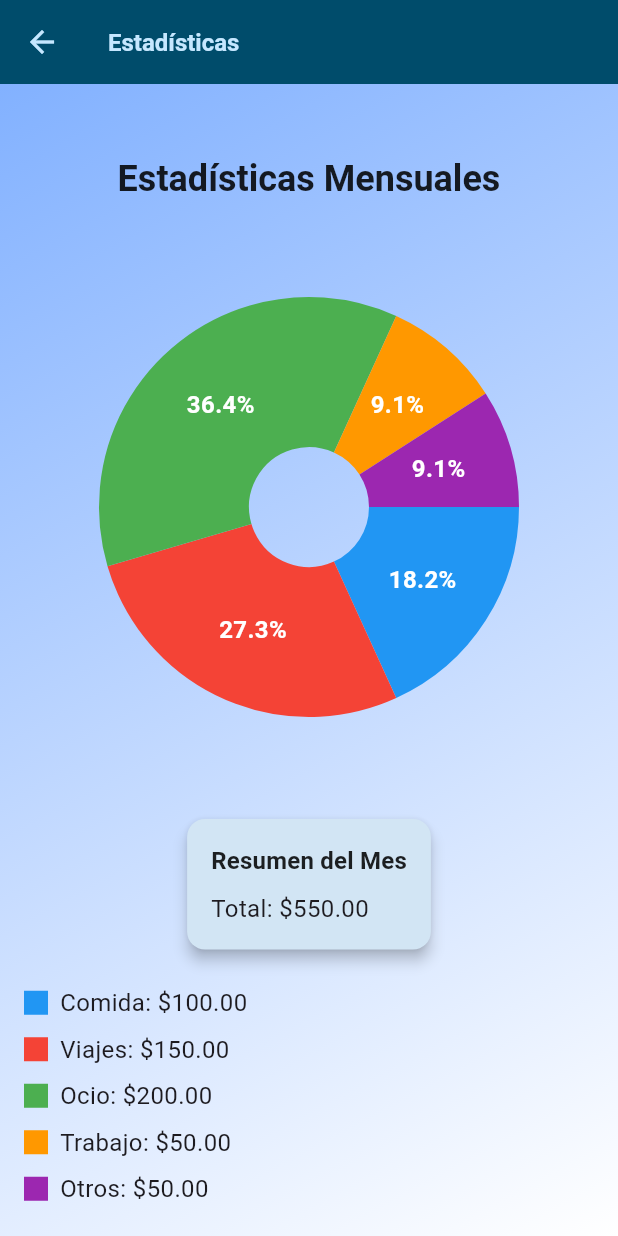
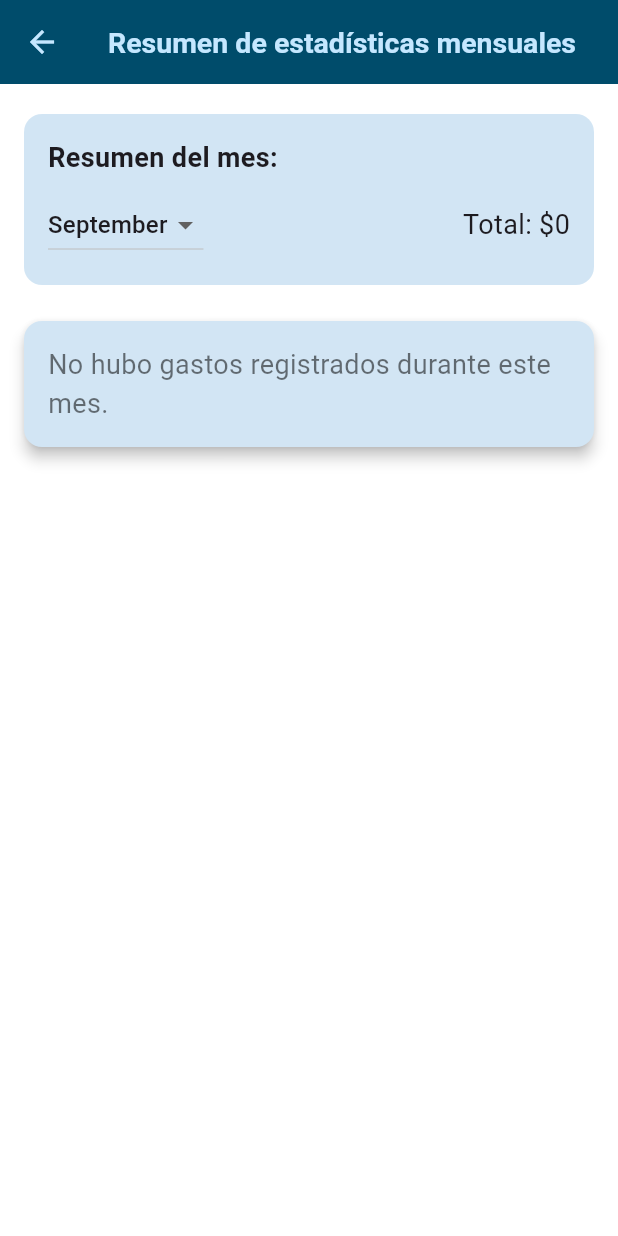
Before and after one commit to cvlciifer/app_wallet, a Flutter app: the screen it shows after launch, in the side drawer, after a tap on "Estadisticas", on a phone screen of 412 x 824 dp. Run offline on Flutter 3.47's test engine with Material 3 defaults, Android fonts, the phone set to English and light mode, and no system bars; drawn by our look-alikes of fl_chart; our stand-ins replace cloud_firestore, firebase_core; accounts and stored records are empty.

Commit message:
connect estadistic screen

```diff
--- a/lib/models/expense.dart
+++ b/lib/models/expense.dart
@@ -6,14 +6,15 @@ final formatter = DateFormat.yMd();
 
 const uuid = Uuid();
 
-enum Category { comida, viajes, ocio, trabajo, categoria }
+enum Category { comida, viajes, ocio, trabajo, salud , servicios}
 
 const categoryIcons = {
   Category.comida: Icons.lunch_dining,
   Category.viajes: Icons.flight_takeoff,
   Category.ocio: Icons.movie,
   Category.trabajo: Icons.work,
-  Category.categoria: Icons.insert_emoticon,
+  Category.salud: Icons.health_and_safety,
+  Category.servicios: Icons.design_services,
 };
 
 class Expense {
--- a/lib/screens/estadisticas_screen.dart
+++ b/lib/screens/estadisticas_screen.dart
@@ -1,21 +1,68 @@
 import 'package:flutter/material.dart';
 import 'package:fl_chart/fl_chart.dart';
 import 'package:app_wallet/screens/expenses.dart';
+import 'package:app_wallet/models/expense.dart';
+import 'package:intl/intl.dart';
 
-class EstadisticasScreen extends StatelessWidget {
+class EstadisticasScreen extends StatefulWidget {
+  final List<Expense> expenses;
+
+  EstadisticasScreen({Key? key, required this.expenses}) : super(key: key);
+
+  @override
+  _EstadisticasScreenState createState() => _EstadisticasScreenState();
+}
+
+class _EstadisticasScreenState extends State<EstadisticasScreen> {
+  double chartAngle = 0.0; // Ángulo inicial del gráfico
+  int selectedMonth = DateTime.now().month; // Mes seleccionado
+
+  // Mapa de iconos para cada categoría
+  final Map<String, IconData> categoryIcons = {
+    'comida': Icons.lunch_dining,
+    'viajes': Icons.flight_takeoff,
+    'ocio': Icons.movie,
+    'trabajo': Icons.work,
+    'salud': Icons.health_and_safety,
+    'servicios': Icons.design_services,
+  };
+
+  String formatNumber(double value) {
+    final formatter = NumberFormat('#,##0', 'es');
+    return '\$${formatter.format(value)}'; // Añade el símbolo $
+  }
+
   @override
   Widget build(BuildContext context) {
-    final List<Map<String, dynamic>> data = [
-      {'category': 'Comida', 'amount': 100.0},
-      {'category': 'Viajes', 'amount': 150.0},
-      {'category': 'Ocio', 'amount': 200.0},
-      {'category': 'Trabajo', 'amount': 50.0},
-      {'category': 'Otros', 'amount': 50.0},
-    ];
+    // Filtrar gastos por mes
+    final filteredExpenses = widget.expenses.where((expense) {
+      final expenseDate = expense.date; // Suponiendo que Expense tiene un campo 'date'
+      return expenseDate.month == selectedMonth;
+    }).toList();
+
+    // Agrupar gastos por categoría
+    final expenseBuckets = Category.values.map((category) {
+      return ExpenseBucket.forCategory(filteredExpenses, category);
+    }).toList();
+
+    // Filtrar solo las categorías que tienen gastos
+    final data = expenseBuckets
+        .where((bucket) => bucket.totalExpenses > 0)
+        .map((bucket) {
+      return {
+        'category': bucket.category.name,
+        'amount': bucket.totalExpenses as double,
+      };
+    }).toList();
 
     return Scaffold(
       appBar: AppBar(
-        title: const Text('Estadísticas'),
+        title: const Text(
+          'Resumen de estadísticas mensuales',
+          style: TextStyle(
+              fontSize: 19,
+              fontWeight: FontWeight.bold),
+        ),
         leading: IconButton(
           icon: const Icon(Icons.arrow_back),
           onPressed: () {
@@ -28,38 +75,84 @@ class EstadisticasScreen extends StatelessWidget {
         ),
       ),
       body: Container(
-        decoration: BoxDecoration(
-          gradient: LinearGradient(
-            colors: [
-              Colors.blueAccent.shade100,
-              Colors.white,
-            ],
-            begin: Alignment.topLeft,
-            end: Alignment.bottomRight,
-          ),
-        ),
+        color: Colors.white,
         padding: const EdgeInsets.all(16.0),
         child: Column(
           crossAxisAlignment: CrossAxisAlignment.center,
           children: [
-            // Título en la parte superior centrado y un poco más abajo
-            const SizedBox(height: 32.0),
-            Center(
-              child: Text(
-                'Estadísticas Mensuales',
-                style: Theme.of(context).textTheme.titleLarge?.copyWith(
-                      fontWeight: FontWeight.bold,
-                      fontSize: 24,
-                      color: Colors.black87,
+            Card(
+              elevation: 0,
+              margin: const EdgeInsets.symmetric(vertical: 4.0),
+              child: Padding(
+                padding: const EdgeInsets.all(16.0),
+                child: Column(
+                  crossAxisAlignment: CrossAxisAlignment.start,
+                  children: [
+                    const Text(
+                      'Resumen del mes:',
+                      style: TextStyle(fontSize: 18, fontWeight: FontWeight.bold),
+                    ),
+                    const SizedBox(height: 8.0),
+                    Row(
+                      mainAxisAlignment: MainAxisAlignment.spaceBetween,
+                      children: [
+                        DropdownButton<int>(
+                          value: selectedMonth,
+                          items: List.generate(12, (index) {
+                            return DropdownMenuItem(
+                              value: index + 1,
+                              child: Text(DateFormat('MMMM')
+                                  .format(DateTime(0, index + 1))),
+                            );
+                          }),
+                          onChanged: (value) {
+                            setState(() {
+                              selectedMonth = value!;
+                            });
+                          },
+                        ),
+                        Text(
+                          'Total: ${formatNumber(data.fold(0.0, (sum, item) => sum + (item['amount'] as double)))}',
+                          style: const TextStyle(fontSize: 18),
+                        ),
+                      ],
+                    ),
+                  ],
                 ),
               ),
             ),
-            // Espacio entre el título y el gráfico
             const SizedBox(height: 16.0),
-            // Gráfico de pastel
-            Expanded(
+            Card(
+              elevation: 4,
+              margin: const EdgeInsets.symmetric(vertical: 4.0),
               child: Padding(
-                padding: const EdgeInsets.all(8.0),
+                padding: const EdgeInsets.all(16.0),
+                child: filteredExpenses.isEmpty
+                    ? const Center(
+                        child: Text(
+                          'No hubo gastos registrados durante este mes.',
+                          style: TextStyle(fontSize: 18, color: Colors.black54),
+                        ),
+                      )
+                    : Column(
+                        crossAxisAlignment: CrossAxisAlignment.start,
+                        children: [
+                          const Text(
+                            'Gráfico porcentual:',
+                            style: TextStyle(
+                                fontSize: 18, fontWeight: FontWeight.bold),
+                          ),
+                          const SizedBox(height: 16.0),
+                          GestureDetector(
+                            onPanUpdate: (details) {
+                              setState(() {
+                                chartAngle += details.delta.dx * 0.01;
+                              });
+                            },
+                            child: Transform.rotate(
+                              angle: chartAngle,
+                              child: SizedBox(
+                                height: 300,
                                 child: PieChart(
                                   PieChartData(
                                     sections: _getPieChartSections(data),
@@ -70,53 +163,26 @@ class EstadisticasScreen extends StatelessWidget {
                                 ),
                               ),
                             ),
-            const SizedBox(height: 8.0),
-            // Resumen de Datos
-            Padding(
-              padding: const EdgeInsets.symmetric(vertical: 8.0),
-              child: Card(
-                elevation: 4,
-                margin: const EdgeInsets.symmetric(vertical: 4.0),
-                child: Padding(
-                  padding: const EdgeInsets.all(16.0),
-                  child: Column(
-                    crossAxisAlignment: CrossAxisAlignment.start,
-                    children: [
-                      Text(
-                        'Resumen del Mes',
-                        style:
-                            Theme.of(context).textTheme.titleMedium?.copyWith(
-                                  fontWeight: FontWeight.bold,
-                                  fontSize: 16,
-                                  color: Colors.black87,
                           ),
-                      ),
-                      const SizedBox(height: 8.0),
-                      Text(
-                        'Total: \$${data.fold(0.0, (sum, item) => sum + item['amount']).toStringAsFixed(2)}',
-                        style: TextStyle(fontSize: 16),
-                      ),
+                          const SizedBox(height: 16.0),
+                          ..._getCategoryTexts(data),
                         ],
                       ),
               ),
             ),
-            ),
-            const SizedBox(height: 8.0),
-            // Lista de categorías
-            ..._getCategoryTexts(data),
           ],
         ),
       ),
     );
   }
 
-  List<PieChartSectionData> _getPieChartSections(
-      List<Map<String, dynamic>> data) {
-    final total = data.fold(0.0, (sum, item) => sum + item['amount']);
+  List<PieChartSectionData> _getPieChartSections(List<Map<String, dynamic>> data) {
+    final total =
+        data.fold(0.0, (sum, item) => sum + (item['amount'] as double));
 
     return data.map((item) {
-      final category = item['category'];
-      final amount = item['amount'];
+      final category = item['category'] as String;
+      final amount = item['amount'] as double;
       final percentage = (amount / total) * 100;
 
       return PieChartSectionData(
@@ -135,16 +201,18 @@ class EstadisticasScreen extends StatelessWidget {
 
   Color _getCategoryColor(String category) {
     switch (category) {
-      case 'Comida':
+      case 'comida':
         return Colors.blue;
-      case 'Viajes':
+      case 'viajes':
         return Colors.red;
-      case 'Ocio':
+      case 'ocio':
         return Colors.green;
-      case 'Trabajo':
+      case 'trabajo':
         return Colors.orange;
-      case 'Otros':
+      case 'salud':
         return Colors.purple;
+      case 'servicios':
+        return Colors.amber;
       default:
         return Colors.grey;
     }
@@ -152,22 +220,22 @@ class EstadisticasScreen extends StatelessWidget {
 
   List<Widget> _getCategoryTexts(List<Map<String, dynamic>> data) {
     return data.map((item) {
-      final category = item['category'];
-      final amount = item['amount'];
+      final category = item['category'] as String;
+      final amount = item['amount'] as double;
 
       return Padding(
         padding: const EdgeInsets.symmetric(vertical: 4.0),
         child: Row(
           children: [
-            Container(
-              width: 16,
-              height: 16,
+            Icon(
+              categoryIcons[category],
+              size: 20, // Cambia el tamaño aquí
               color: _getCategoryColor(category),
             ),
             const SizedBox(width: 8),
             Text(
-              '$category: \$${amount.toStringAsFixed(2)}',
-              style: TextStyle(fontSize: 16),
+              '$category: ${formatNumber(amount)}',
+              style: const TextStyle(fontSize: 16),
             ),
           ],
         ),
@@ -175,17 +243,3 @@ class EstadisticasScreen extends StatelessWidget {
     }).toList();
   }
 }
-
-class HomeScreen extends StatelessWidget {
-  @override
-  Widget build(BuildContext context) {
-    return Scaffold(
-      appBar: AppBar(
-        title: const Text('Pantalla Principal'),
-      ),
-      body: const Center(
-        child: Text('Página Principal'),
-      ),
-    );
-  }
-}
--- a/lib/screens/filtros.dart
+++ b/lib/screens/filtros.dart
@@ -99,7 +99,7 @@ class _FiltersScreenState extends State<FiltersScreen> {
         leading: IconButton(
           icon: const Icon(Icons.arrow_back),
           onPressed: () {
-            Navigator.of(context).pop(_getActiveFilters()); // Guardar filtros (o todos activados si no hay seleccionados)
+            Navigator.of(context).pop(_getActiveFilters()); // Guardar filtros
           },
         ),
       ),
@@ -124,6 +124,8 @@ class _FiltersScreenState extends State<FiltersScreen> {
                     color: Theme.of(context).colorScheme.onBackground,
                   ),
             ),
+            secondary: Icon(categoryIcons[category], // Ícono correspondiente
+                color: Theme.of(context).colorScheme.onBackground),
             activeColor: Theme.of(context).colorScheme.tertiary,
             contentPadding: const EdgeInsets.only(left: 34, right: 22),
           );
--- a/lib/widgets/chart/chart.dart
+++ b/lib/widgets/chart/chart.dart
@@ -20,7 +20,8 @@ class Chart extends StatelessWidget {
       ExpenseBucket.forCategory(expenses, Category.ocio),
       ExpenseBucket.forCategory(expenses, Category.viajes),
       ExpenseBucket.forCategory(expenses, Category.trabajo),
-      ExpenseBucket.forCategory(expenses, Category.categoria),
+      ExpenseBucket.forCategory(expenses, Category.salud),
+      ExpenseBucket.forCategory(expenses, Category.servicios),
     ];
   }
 
@@ -50,6 +51,8 @@ class Chart extends StatelessWidget {
         return const Color(0xFF88B0BF);
       case Category.trabajo:
         return const Color.fromARGB(255, 11, 106, 128);
+      case Category.servicios:
+        return Color.fromARGB(255, 65, 154, 159);
       default:
         return const Color.fromARGB(255, 12, 140, 187);
     }
@@ -68,6 +71,16 @@ class Chart extends StatelessWidget {
       ),
       child: Column(
         children: [
+          // Título del gráfico
+          const Text(
+            'Categorías v/s Cantidad',
+            style: TextStyle(
+              fontSize: 18,
+              fontWeight: FontWeight.bold,
+              color: Color.fromARGB(255, 8, 64, 110),
+            ),
+          ),
+          const SizedBox(height: 10), // Espacio entre el título y el gráfico
           Expanded(
             child: Row(
               crossAxisAlignment: CrossAxisAlignment.end,
@@ -148,8 +161,7 @@ class Chart extends StatelessWidget {
                     ),
               ),
               Text(
-                formatNumber(
-                    totalExpenses), // El método formatNumber ya lo añade
+                formatNumber(totalExpenses), // El método formatNumber ya lo añade
                 style: Theme.of(context).textTheme.titleMedium!.copyWith(
                       fontWeight: FontWeight.bold,
                       color: const Color.fromARGB(255, 8, 64, 110),
--- a/lib/widgets/chart/chart_bar.dart
+++ b/lib/widgets/chart/chart_bar.dart
@@ -53,7 +53,7 @@ class ChartBar extends StatelessWidget {
   @override
   Widget build(BuildContext context) {
     return Padding(
-      padding: const EdgeInsets.symmetric(horizontal: 20), // Ajuste del padding horizontal
+      padding: const EdgeInsets.symmetric(horizontal: 16), // Ajuste del padding horizontal
       child: FractionallySizedBox(
         heightFactor: fill, // De 0 a 1
         child: DecoratedBox(
--- a/lib/widgets/expenses_list/expense_item.dart
+++ b/lib/widgets/expenses_list/expense_item.dart
@@ -19,7 +19,7 @@ class ExpenseItem extends StatelessWidget {
       child: Padding(
         padding: const EdgeInsets.symmetric(
           horizontal: 20,
-          vertical: 16,
+          vertical: 15,
         ),
         child: Column(
           crossAxisAlignment: CrossAxisAlignment.start,
--- a/lib/widgets/main_drawer.dart
+++ b/lib/widgets/main_drawer.dart
@@ -1,11 +1,17 @@
 import 'package:flutter/material.dart';
 import 'package:app_wallet/screens/estadisticas_screen.dart';
 import 'package:app_wallet/services_bd/firebase_Service.dart';
+import 'package:app_wallet/models/expense.dart'; // Asegúrate de importar el modelo Expense
 
 class MainDrawer extends StatelessWidget {
-  const MainDrawer({super.key, required this.onSelectScreen});
+  const MainDrawer({
+    super.key,
+    required this.onSelectScreen,
+    required this.expenses, // Añadir este parámetro
+  });
 
   final void Function(String identifier) onSelectScreen;
+  final List<Expense> expenses; // Variable para almacenar la lista de gastos
 
   @override
   Widget build(BuildContext context) {
@@ -46,7 +52,7 @@ class MainDrawer extends StatelessWidget {
           ),
           ListTile(
             leading: Icon(
-              Icons.money_off,
+              Icons.change_circle_outlined,
               size: 26,
               color: Theme.of(context).colorScheme.onBackground,
             ),
@@ -78,7 +84,8 @@ class MainDrawer extends StatelessWidget {
               onSelectScreen('estadisticas');
               Navigator.of(context).push(
                 MaterialPageRoute(
-                  builder: (ctx) => EstadisticasScreen(),
+                  builder: (ctx) => EstadisticasScreen(
+                      expenses: expenses), // Pasar la lista de gastos
                 ),
               );
             },
@@ -107,7 +114,7 @@ class MainDrawer extends StatelessWidget {
                   showDialog(
                     context: context,
                     builder: (context) => AlertDialog(
-                      title: const Text('Tu consejo<3'),
+                      title: const Text('Tu consejo diario'),
                       content: Text(
                           consejoData['consejo'] ?? 'Consejo no disponible'),
                       actions: <Widget>[
--- a/pubspec.yaml
+++ b/pubspec.yaml
@@ -35,11 +35,13 @@ dependencies:
   # Use with the CupertinoIcons class for iOS style icons.
   cupertino_icons: ^1.0.2
   uuid: ^3.0.7
-  intl: ^0.18.0
+  intl: ^0.17.0
   firebase_core: ^3.4.0
   cloud_firestore: ^5.4.0
   fl_chart: ^0.69.0
   flutter_riverpod: ^2.3.2
+  carousel_slider: ^5.0.0
+
 
 dev_dependencies:
   flutter_test:
```
Also changed, not shown: lib/screens/expenses.dart (+14 -7 lines), pubspec.lock. Lines whose indentation alone changed are shown as unchanged.
